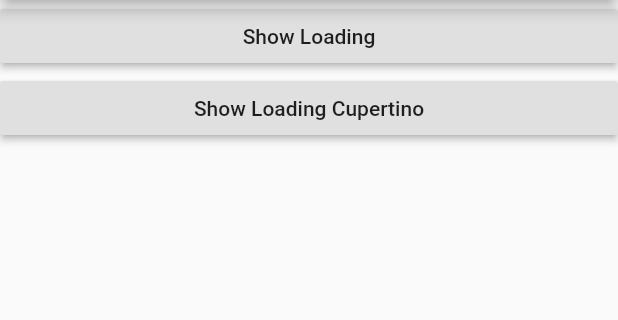
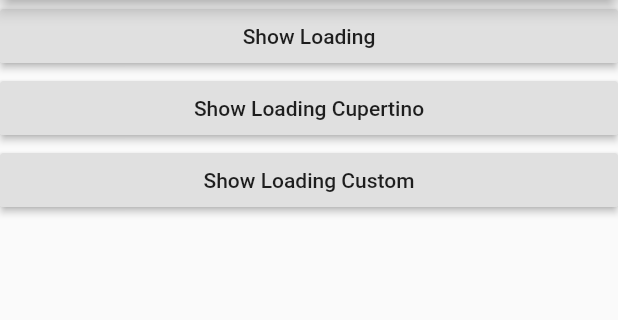
Before and after one commit to kakzaki/headup_loading, a Flutter app: the screen it shows after launch, on a phone screen of 412 x 824 dp, the part 84-404 px from its top. Run offline on Flutter 3.47's test engine with Material 2 defaults, Android fonts, the phone set to English and light mode, and no system bars.

Commit message:
ver 1.0.3

```diff
--- a/example/lib/main.dart
+++ b/example/lib/main.dart
@@ -36,7 +36,9 @@
               RaisedButton(
                   onPressed: showLoading, child: new Text("Show Loading")),
               RaisedButton(
-                  onPressed: showLoadingCupertino, child: new Text("Show Loading Cupertino"))
+                  onPressed: showLoadingCupertino, child: new Text("Show Loading Cupertino")),
+              RaisedButton(
+                  onPressed: showLoadingCustom, child: new Text("Show Loading Custom")),
             ],
        )),
     );
@@ -55,4 +57,12 @@
       CupertinoHeadUpLoading.hide();
     });
   }
+
+  Future<void> showLoadingCustom() async {
+    CustomLoading.show(context: context,darken: true,child: CircularProgressIndicator());
+    Future.delayed(Duration(seconds: 2)).then((val) {
+      CustomLoading.hide();
+    });
+  }
+
 }
--- a/lib/headup_loading.dart
+++ b/lib/headup_loading.dart
@@ -57,6 +57,8 @@
   }
 }
 
+
+
 class CupertinoHeadUpLoading extends PopupRoute {
   // show loading
   static Future<void> show(BuildContext context) async {
@@ -106,3 +108,64 @@
     );
   }
 }
+
+
+class CustomLoading extends PopupRoute {
+  final Widget loader;
+  final bool darkbackground;
+
+  CustomLoading( this.loader, this.darkbackground);
+
+  // show loading
+  static Future<void> show({@required BuildContext context, Widget child, bool darken = false}) async {
+    try {
+      if (_currentHud != null) {
+        _currentHud.navigator.pop();
+      }
+      CustomLoading hud = CustomLoading(child,darken);
+      _currentHud = hud;
+      Navigator.push(context, hud);
+    } catch (e) {
+      _currentHud = null;
+    }
+  }
+
+  //hide loading
+  static Future<void> hide() async {
+    try {
+      _currentHud.navigator.pop();
+      _currentHud = null;
+    } catch (e) {
+      _currentHud = null;
+    }
+  }
+
+  static CustomLoading _currentHud;
+
+  @override
+  Color get barrierColor => null;
+
+  @override
+  String get barrierLabel => null;
+
+  @override
+  Duration get transitionDuration => kThemeAnimationDuration;
+
+  @override
+  bool get barrierDismissible => false;
+
+  @override
+  Widget buildPage(BuildContext context, Animation<double> animation,
+      Animation<double> secondaryAnimation) {
+    return Stack(
+      children: <Widget>[
+        Container(
+          color: darkbackground?Color.fromRGBO(0, 0, 0, 0.6):Colors.transparent,
+        ),
+        Center(
+          child: loader,
+        ),
+      ],
+    );
+  }
+}
--- a/pubspec.yaml
+++ b/pubspec.yaml
@@ -1,6 +1,6 @@
 name: headup_loading
 description: A Flutter plugin for heads up display progress indicator, support ios, android, macos and web
-version: 1.0.2
+version: 1.0.3
 homepage: https://github.com/kakzaki/headup_loading
 
 environment:
@@ -25,8 +25,8 @@
   # adding or updating assets for this project.
 
   # To add assets to your plugin package, add an assets section, like this:
-  # assets:
-  #  - images/a_dot_burr.jpeg
+  assets:
+    - assets/orbloader.flr
   #  - images/a_dot_ham.jpeg
   #
   # For details regarding assets in packages, see
```
Also changed, not shown: example/pubspec.lock, 1 other file.
